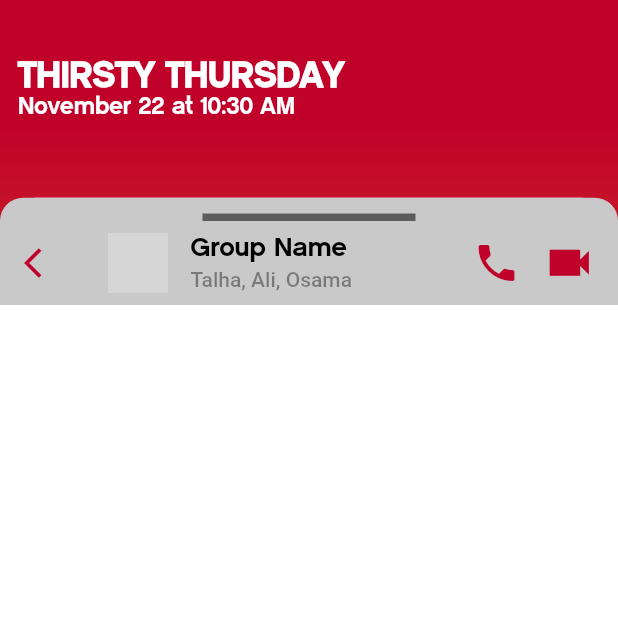
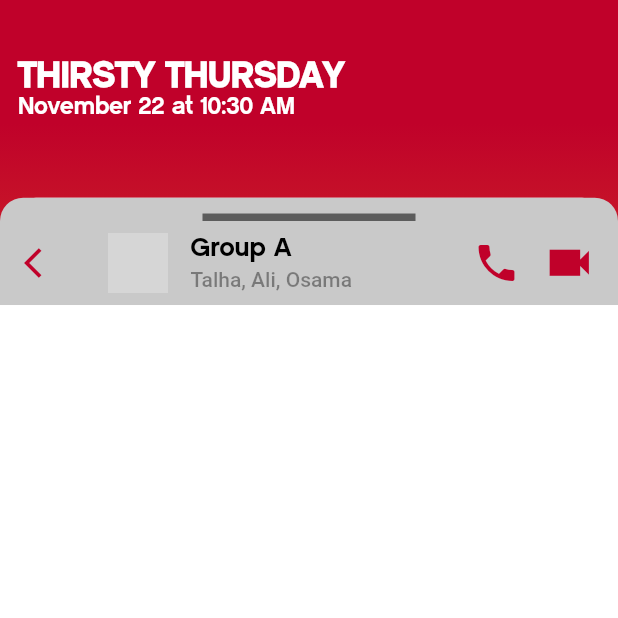
Before and after one commit to ihassanjavaid/chat-app-bloc, a Flutter app: the screen it shows after launch, on a phone screen of 412 x 824 dp, the top half of it. Run offline on Flutter 3.47's test engine with Material 2 defaults, Android fonts, the phone set to English and light mode, and no system bars; our stand-ins replace bloc, bubble, cloud_firestore, connectivity, firebase_auth, firebase_core and 8 more; missing offline and left inert: apple_sign_in; accounts and stored records are empty; network calls fail; grey boxes are pictures that could not be loaded.

```diff
--- a/lib/src/ui/widgets/chat_container.dart
+++ b/lib/src/ui/widgets/chat_container.dart
@@ -125,7 +125,7 @@ class ChatContainer extends StatelessWidget {
                   crossAxisAlignment: CrossAxisAlignment.start,
                   children: <Widget>[
                     Text(
-                      'Group\tName',
+                      'Group\tA',
                       style: TextStyle(
                           fontSize: 18,
                           //fontWeight: FontWeight.bold,
```
